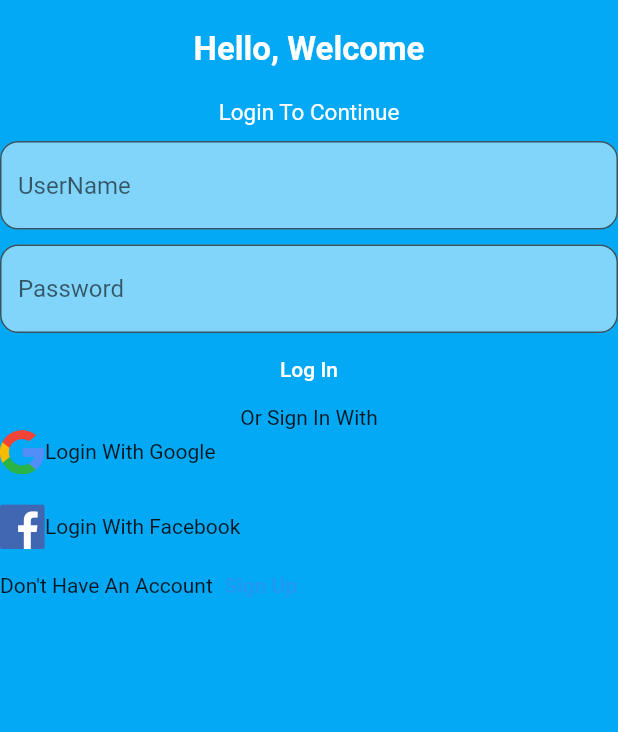
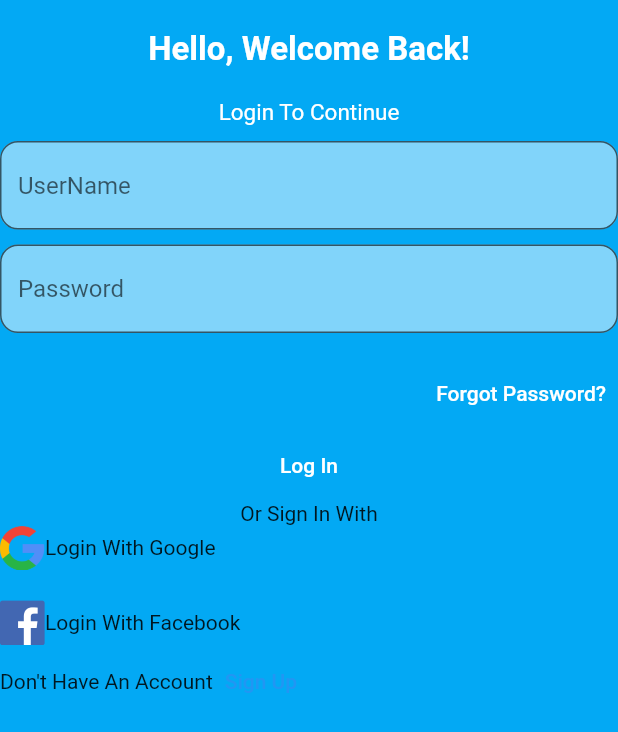
Before and after one commit to flutter-preview/AbdulRahmanMudasser-Flutter-Tutorial, a Flutter app: the screen it shows after launch, on a phone screen of 412 x 824 dp. Shown: the top 732 px of the screen. Run offline on Flutter 3.47's test engine with Material 2 defaults, Android fonts, the light colour scheme and no system bars.

Commit message:
Align widget

```diff
--- a/lib/login_page.dart
+++ b/lib/login_page.dart
@@ -11,7 +11,7 @@ class LoginPage extends StatelessWidget {
             height: 20,
           ),
           const Text(
-            "Hello, Welcome",
+            "Hello, Welcome Back!",
             style: TextStyle(
               color: Colors.white,
               fontSize: 22,
@@ -58,12 +58,25 @@ class LoginPage extends StatelessWidget {
               fillColor: Colors.white.withOpacity(0.5),
             ),
           ),
+          const SizedBox(
+            height: 16,
+          ),
+          Align(
+            alignment: Alignment.centerRight,
+            child: TextButton(
+              style: TextButton.styleFrom(
+                foregroundColor: Colors.white,
+              ),
+              onPressed: () {},
+              child: Text("Forgot Password?"),
+            ),
+          ),
           TextButton(
             style: TextButton.styleFrom(
               foregroundColor: Colors.white,
             ),
             onPressed: () {},
-            child: Text("Log In"),
+            child: const Text("Log In"),
           ),
           const Text("Or Sign In With"),
           Row(
```
